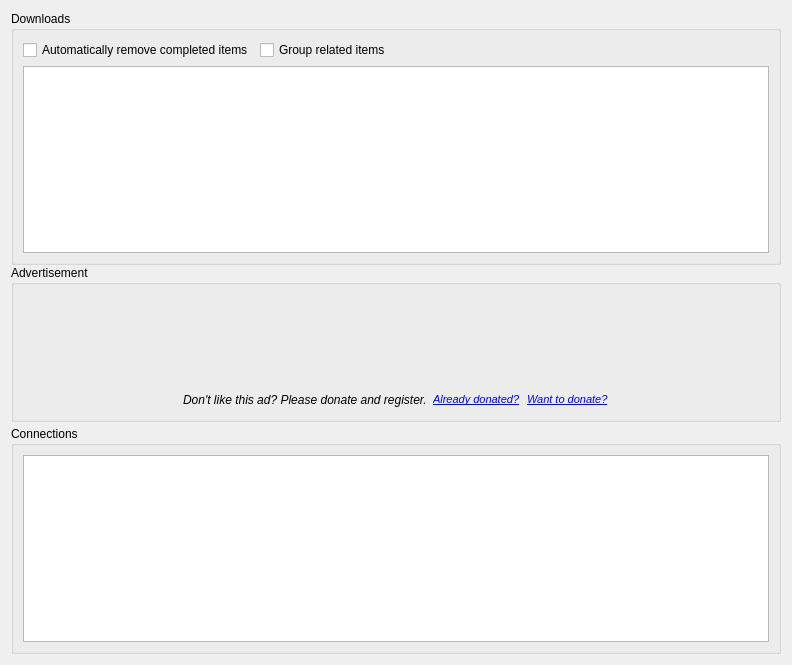
The window that gui/downloads.ui (ensisoft/newsflash-plus) describes before a commit, drawn with Qt 5.
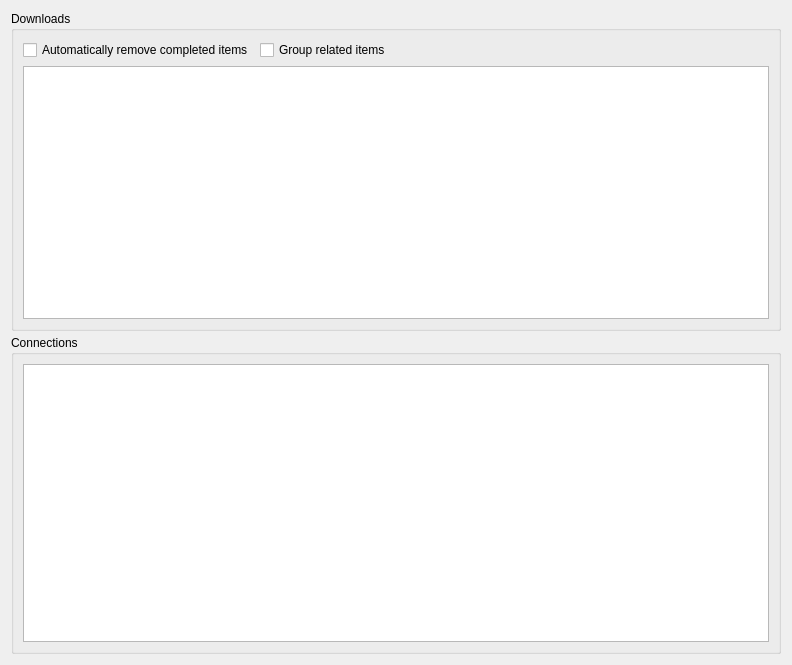
The same window after the commit. Icons and pictures are not drawn. Custom widgets are drawn as their Qt base class.

Commit message:
Delete embedded advertisements from accounts and downloads tabs
Delete embedded advertisements from accounts and downloads tabs.
The affiliate memberships are no longer maintained and the ad tech
itself is no longer working properly.

What changed in the file:
```diff
--- a/gui/downloads.ui
+++ b/gui/downloads.ui
@@ -100,141 +100,6 @@
        </layout>
       </widget>
      </item>
-     <item>
-      <widget class="QGroupBox" name="grpAdvert">
-       <property name="sizePolicy">
-        <sizepolicy hsizetype="Preferred" vsizetype="Preferred">
-         <horstretch>0</horstretch>
-         <verstretch>0</verstretch>
-        </sizepolicy>
-       </property>
-       <property name="title">
-        <string>Advertisement</string>
-       </property>
-       <layout class="QHBoxLayout" name="horizontalLayout_2">
-        <item>
-         <spacer name="horizontalSpacer_2">
-          <property name="orientation">
-           <enum>Qt::Horizontal</enum>
-          </property>
-          <property name="sizeHint" stdset="0">
-           <size>
-            <width>40</width>
-            <height>20</height>
-           </size>
-          </property>
-         </spacer>
-        </item>
-        <item>
-         <layout class="QVBoxLayout" name="verticalLayout_2">
-          <item>
-           <widget class="gui::WebWidget" name="webAdWidget" native="true">
-            <property name="minimumSize">
-             <size>
-              <width>728</width>
-              <height>90</height>
-             </size>
-            </property>
-            <property name="maximumSize">
-             <size>
-              <width>728</width>
-              <height>90</height>
-             </size>
-            </property>
-           </widget>
-          </item>
-          <item>
-           <layout class="QHBoxLayout" name="horizontalLayout_3">
-            <item>
-             <spacer name="horizontalSpacer_4">
-              <property name="orientation">
-               <enum>Qt::Horizontal</enum>
-              </property>
-              <property name="sizeHint" stdset="0">
-               <size>
-                <width>40</width>
-                <height>20</height>
-               </size>
-              </property>
-             </spacer>
-            </item>
-            <item>
-             <widget class="QLabel" name="lblPlead">
-              <property name="font">
-               <font>
-                <italic>true</italic>
-               </font>
-              </property>
-              <property name="text">
-               <string>Don't like this ad? Please donate and register.</string>
-              </property>
-             </widget>
-            </item>
-            <item>
-             <widget class="QLabel" name="lblRegister">
-              <property name="font">
-               <font>
-                <italic>false</italic>
-               </font>
-              </property>
-              <property name="text">
-               <string>&lt;!DOCTYPE HTML PUBLIC &quot;-//W3C//DTD HTML 4.0//EN&quot; &quot;http://www.w3.org/TR/REC-html40/strict.dtd&quot;&gt;
-&lt;html&gt;&lt;head&gt;&lt;meta name=&quot;qrichtext&quot; content=&quot;1&quot; /&gt;&lt;style type=&quot;text/css&quot;&gt;
-p, li { white-space: pre-wrap; }
-&lt;/style&gt;&lt;/head&gt;&lt;body style=&quot; font-family:'Sans Serif'; font-size:8pt; font-weight:400; font-style:normal;&quot;&gt;
-&lt;p style=&quot; margin-top:0px; margin-bottom:0px; margin-left:0px; margin-right:0px; -qt-block-indent:0; text-indent:0px;&quot;&gt;&lt;a href=&quot;search.html&quot;&gt;&lt;span style=&quot; font-family:'MS Shell Dlg 2'; font-style:italic; text-decoration: underline; color:#0000ff;&quot;&gt;Already donated?&lt;/span&gt;&lt;/a&gt;&lt;/p&gt;&lt;/body&gt;&lt;/html&gt;</string>
-              </property>
-             </widget>
-            </item>
-            <item>
-             <widget class="QLabel" name="lblDonate">
-              <property name="font">
-               <font>
-                <italic>false</italic>
-               </font>
-              </property>
-              <property name="text">
-               <string>&lt;!DOCTYPE HTML PUBLIC &quot;-//W3C//DTD HTML 4.0//EN&quot; &quot;http://www.w3.org/TR/REC-html40/strict.dtd&quot;&gt;
-&lt;html&gt;&lt;head&gt;&lt;meta name=&quot;qrichtext&quot; content=&quot;1&quot; /&gt;&lt;style type=&quot;text/css&quot;&gt;
-p, li { white-space: pre-wrap; }
-&lt;/style&gt;&lt;/head&gt;&lt;body style=&quot; font-family:'MS Shell Dlg 2'; font-size:8pt; font-weight:400; font-style:normal;&quot;&gt;
-&lt;p style=&quot; margin-top:0px; margin-bottom:0px; margin-left:0px; margin-right:0px; -qt-block-indent:0; text-indent:0px;&quot;&gt;&lt;a href=&quot;search.html&quot;&gt;&lt;span style=&quot; font-style:italic; text-decoration: underline; color:#0000ff;&quot;&gt;Want to donate?&lt;/span&gt;&lt;/a&gt;&lt;/p&gt;&lt;/body&gt;&lt;/html&gt;</string>
-              </property>
-             </widget>
-            </item>
-            <item>
-             <spacer name="horizontalSpacer_5">
-              <property name="orientation">
-               <enum>Qt::Horizontal</enum>
-              </property>
-              <property name="sizeHint" stdset="0">
-               <size>
-                <width>40</width>
-                <height>20</height>
-               </size>
-              </property>
-             </spacer>
-            </item>
-           </layout>
-          </item>
-         </layout>
-        </item>
-        <item>
-         <spacer name="horizontalSpacer_3">
-          <property name="orientation">
-           <enum>Qt::Horizontal</enum>
-          </property>
-          <property name="sizeHint" stdset="0">
-           <size>
-            <width>40</width>
-            <height>20</height>
-           </size>
-          </property>
-         </spacer>
-        </item>
-       </layout>
-      </widget>
-     </item>
      <item>
       <widget class="QLabel" name="splitter">
        <property name="maximumSize">
@@ -544,14 +409,6 @@
    </property>
   </action>
  </widget>
- <customwidgets>
-  <customwidget>
-   <class>gui::WebWidget</class>
-   <extends>QWidget</extends>
-   <header location="global">webwidget.h</header>
-   <container>1</container>
-  </customwidget>
- </customwidgets>
  <tabstops>
   <tabstop>chkRemoveComplete</tabstop>
   <tabstop>chkGroupSimilar</tabstop>
```
Left out of the diff: 10 changed lines with no effect on the pictures. The commit also changes 3 other files.
